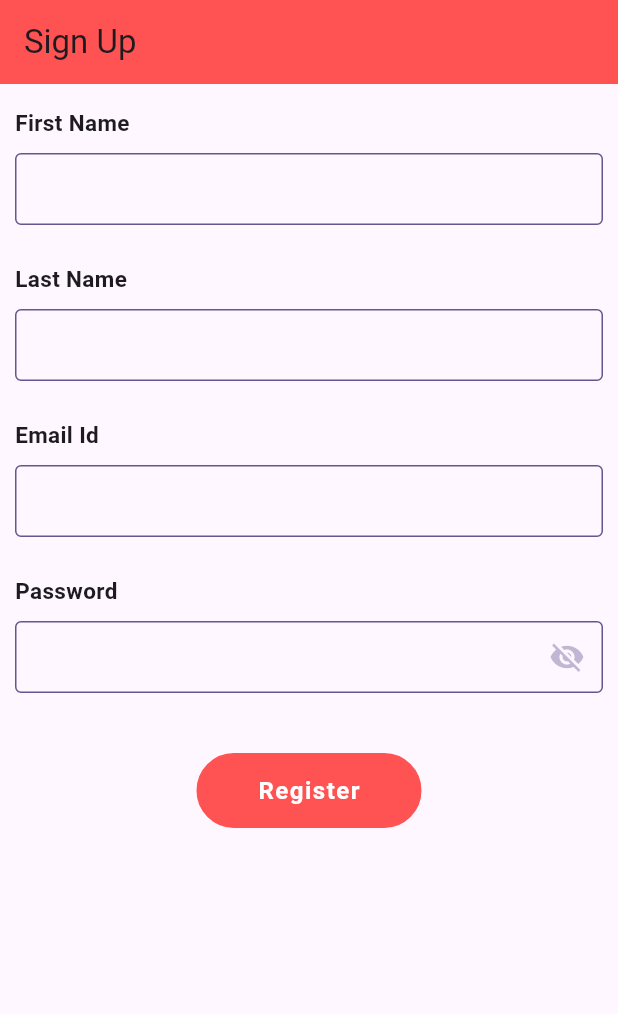
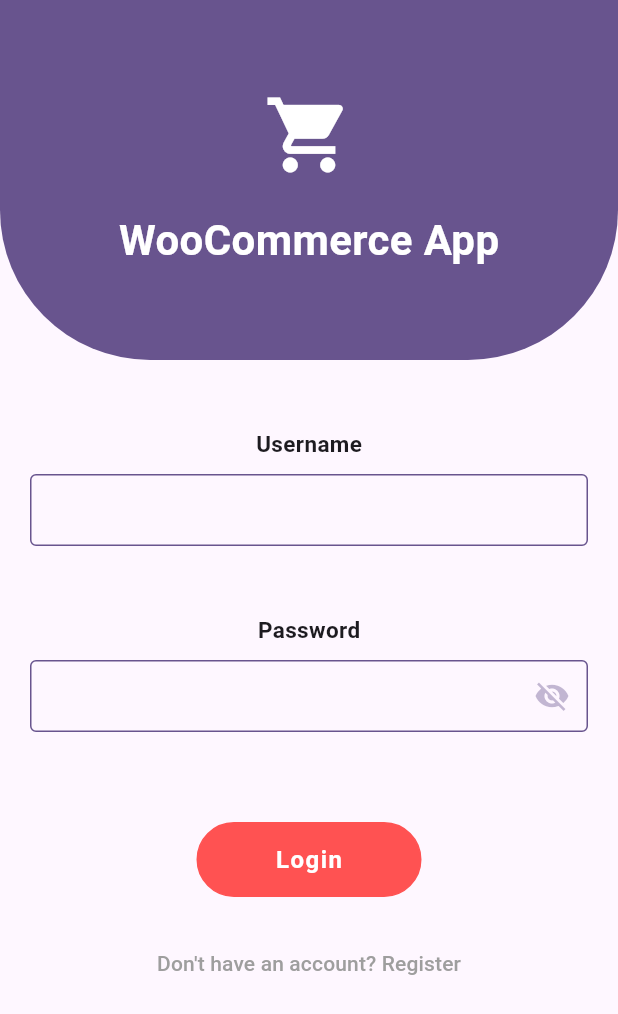
Before and after one commit to Prateek0001/woocommerse_app, a Flutter app: the screen it shows after launch, on a phone screen of 412 x 824 dp. Shown: the top 1014 px of the screen. Run offline on Flutter 3.47's test engine with Material 3 defaults, Android fonts, the phone set to English and light mode, and no system bars; our stand-ins replace dio.

Commit message:
Login Done

```diff
--- a/lib/config.dart
+++ b/lib/config.dart
@@ -4,4 +4,5 @@
   static String authToken = "Y2tfOWEzZGYyY2NlODRlMzQ4NGUxNjk2ZDdhZmM0NDc5MDdmNWY0ZGJmMDpjc19kMWU4MDlmY2NhMWY3ZWM0OTkyMzY0YWQyMDQ4NTE4OWMyNmJlZmRk";
   static String url = "https://dunnheatingoil.com/wp-json/wc/v3/";
   static String customerURL = "customers";
+  static String tokenURL = "https://dunnheatingoil.com/wp-json/jwt-token/v1/token";
 }
--- a/lib/main.dart
+++ b/lib/main.dart
@@ -1,4 +1,5 @@
 import 'package:flutter/material.dart';
+import 'package:woocommerse_app/pages/login_page.dart';
 import 'package:woocommerse_app/pages/signup_page.dart';
 
 void main() {
@@ -33,7 +34,7 @@
         colorScheme: ColorScheme.fromSeed(seedColor: Colors.deepPurple),
         useMaterial3: true,
       ),
-      home: SignupPage(),
+      home: LoginPage(),
     );
   }
 }
--- /dev/null
+++ b/lib/pages/login_page.dart
@@ -0,0 +1,192 @@
+import 'package:flutter/material.dart';
+import 'package:woocommerse_app/api_service.dart';
+import 'package:woocommerse_app/utils/ProgressHUD.dart';
+import 'package:woocommerse_app/utils/form_helper.dart';
+
+
+class LoginPage extends StatefulWidget {
+  const LoginPage({super.key});
+
+  @override
+  State<LoginPage> createState() => _LoginPageState();
+}
+
+class _LoginPageState extends State<LoginPage> {
+  bool hidePassword = true;
+  bool isApiCallProcess = false;
+  GlobalKey<FormState> globalKey = GlobalKey<FormState>();
+  String? username;
+  String? password;
+  ApiService? apiService;
+
+  @override
+  void initState() {
+    apiService = new ApiService();
+    super.initState();
+  }
+
+  @override
+  Widget build(BuildContext context) {
+    return ProgressHUD(
+      inAsyncCall: isApiCallProcess,
+      opacity: 0.3,
+      child: _uiSetup(context),
+    );
+  }
+
+  Widget _uiSetup(BuildContext context) {
+    return Scaffold(
+      backgroundColor: Theme.of(context).scaffoldBackgroundColor,
+      body: SingleChildScrollView(
+        child: Column(
+          children: [
+            Container(
+              width: double.infinity,
+              height: 240,
+              decoration: BoxDecoration(
+                color: Theme.of(context).primaryColor,
+                borderRadius: const BorderRadius.only(
+                  bottomLeft: Radius.circular(100),
+                  bottomRight: Radius.circular(100),
+                ),
+              ),
+              child: Column(
+                mainAxisAlignment: MainAxisAlignment.center,
+                children: [
+                  const Icon(
+                    Icons.shopping_cart,
+                    size: 60,
+                    color: Colors.white,
+                  ),
+                  const SizedBox(height: 20),
+                  const Text(
+                    "WooCommerce App",
+                    style: TextStyle(
+                      fontSize: 28,
+                      color: Colors.white,
+                      fontWeight: FontWeight.bold,
+                    ),
+                  ),
+                ],
+              ),
+            ),
+            const SizedBox(height: 40),
+            Padding(
+              padding: const EdgeInsets.symmetric(horizontal: 20),
+              child: Form(
+                key: globalKey,
+                child: Column(
+                  children: [
+                    FormHelper.fieldLabel("Username"),
+                    FormHelper.textInput(
+                      context,
+                      username ?? "",
+                      (value) => username = value,
+                      onValidate: (value) {
+                        if (value.toString().isEmpty) {
+                          return "Please enter username";
+                        }
+                        return null;
+                      },
+                      prefixIcon: const Icon(Icons.person),
+                    ),
+                    const SizedBox(height: 20),
+                    FormHelper.fieldLabel("Password"),
+                    FormHelper.textInput(
+                      context,
+                      password ?? "",
+                      (value) => password = value,
+                      onValidate: (value) {
+                        if (value.toString().isEmpty) {
+                          return "Please enter password";
+                        }
+                        return null;
+                      },
+                      obscureText: hidePassword,
+                      prefixIcon: const Icon(Icons.lock),
+                      suffixIcon: IconButton(
+                        onPressed: () {
+                          setState(() {
+                            hidePassword = !hidePassword;
+                          });
+                        },
+                        color: Theme.of(context).primaryColor.withOpacity(0.4),
+                        icon: Icon(
+                          hidePassword
+                              ? Icons.visibility_off
+                              : Icons.visibility,
+                        ),
+                      ),
+                    ),
+                    const SizedBox(height: 40),
+                    Center(
+                      child: FormHelper.saveButton(
+                        "Login",
+                        () {
+                          if (validateAndSave()) {
+                            setState(() {
+                              isApiCallProcess = true;
+                            });
+
+                            apiService
+                                ?.loginCustomer(username, password)
+                                .then((ret) {
+                              if (ret != null) {
+
+                                print(ret.data?.token);
+                                print(ret.data?.toJson());
+                                setState(() {
+                                  isApiCallProcess = false;
+                                });
+                                FormHelper.showMessage(
+                                    context,
+                                    "WooCommerce App",
+                                    "Login Successfull",
+                                    "Ok",
+                                    () {});
+                              } else {
+                                FormHelper.showMessage(
+                                    context,
+                                    "WooCommerce App",
+                                    "Invalid Login!!",
+                                    "Ok",
+                                    () {
+                                      Navigator.of(context).pop();
+                                    });
+                              }
+                            });
+                          }
+                        },
+                      ),
+                    ),
+                    const SizedBox(height: 20),
+                    Center(
+                      child: TextButton(
+                        onPressed: () {
+                          Navigator.pushNamed(context, '/register');
+                        },
+                        child: const Text(
+                          "Don't have an account? Register",
+                          style: TextStyle(color: Colors.grey),
+                        ),
+                      ),
+                    ),
+                  ],
+                ),
+              ),
+            ),
+          ],
+        ),
+      ),
+    );
+  }
+
+  bool validateAndSave() {
+    final form = globalKey.currentState;
+    if (form!.validate()) {
+      form.save();
+      return true;
+    }
+    return false;
+  }
+}
```
Also changed, not shown: lib/api_service.dart (+34 -9 lines), lib/models/login_model.dart (added, +67 -0 lines).
